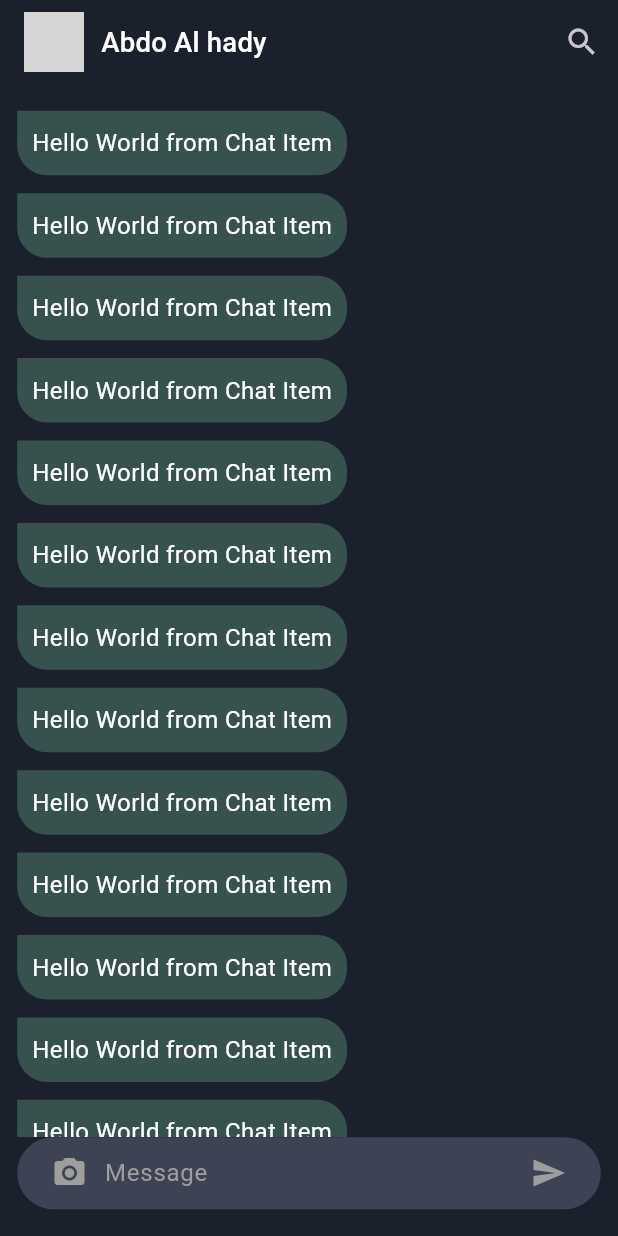
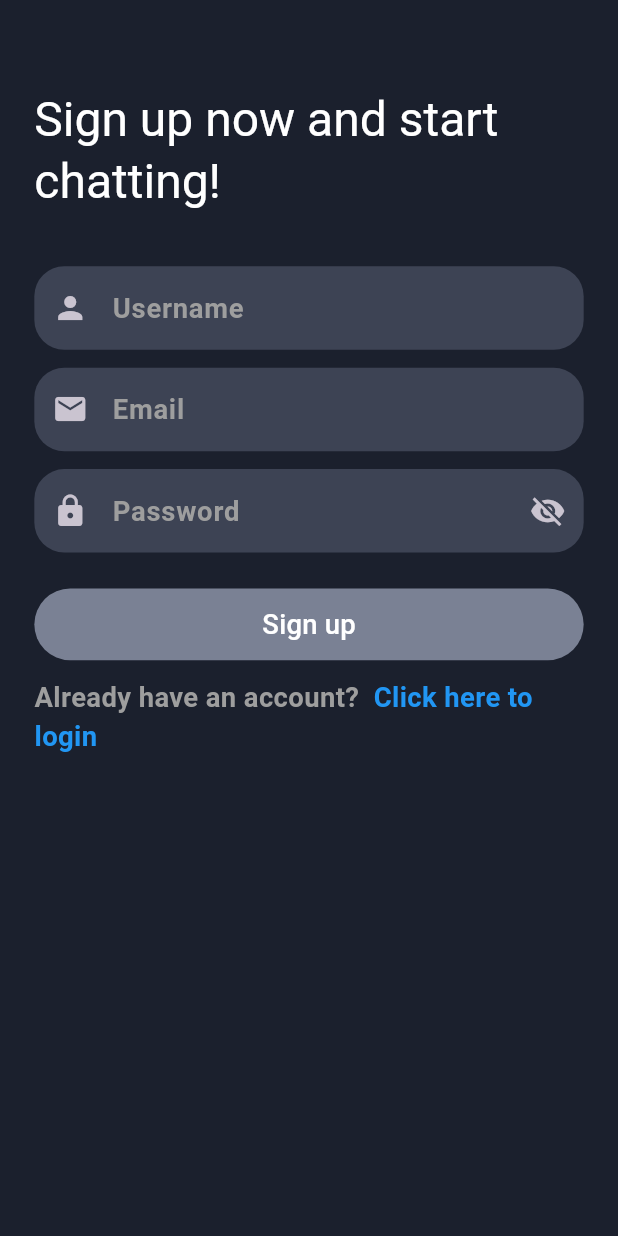
Before and after one commit to AbdoAlHady/chitchat, a Flutter app: the screen it shows after launch, on a phone screen of 412 x 824 dp. Run offline on Flutter 3.47's test engine with Material 3 defaults, Android fonts, the phone set to English and light mode, and no system bars; our stand-ins replace dio, flutter_screenutil, flutter_secure_storage, form_builder_validators, google_fonts, pretty_dio_logger and 2 more; generated files the repository leaves out were written again; grey boxes are pictures that could not be loaded.

Commit message:
finish register ui

```diff
--- a/lib/app.dart
+++ b/lib/app.dart
@@ -20,7 +20,7 @@ class ChitChatApp extends StatelessWidget {
           theme: AppTheme.darkTheme,
           onGenerateRoute: AppRouter().onGenerateRoute,
           navigatorKey: AppRouter.navigatorKey,
-          initialRoute: Routes.chatScreen,
+          initialRoute: Routes.registerScreen,
         );
       },
     );
--- a/lib/core/routing/app_router.dart
+++ b/lib/core/routing/app_router.dart
@@ -1,4 +1,5 @@
 import 'package:chitchat/core/routing/routes.dart';
+import 'package:chitchat/features/auth/presentation/screens/register_screen.dart';
 import 'package:chitchat/features/chat/presentation/chat_screen.dart';
 import 'package:chitchat/features/messages/presentations/messages_screen.dart';
 import 'package:flutter/material.dart';
@@ -12,6 +13,8 @@ class AppRouter {
         return MaterialPageRoute(builder: (_) => MessagesScreen());
       case Routes.chatScreen:
         return MaterialPageRoute(builder: (_) => ChatScreen());
+      case Routes.registerScreen:
+        return MaterialPageRoute(builder: (_) => RegisterScreen());
       default:
         return null;
     }
--- a/lib/core/routing/routes.dart
+++ b/lib/core/routing/routes.dart
@@ -1,4 +1,5 @@
 abstract class Routes {
   static const String messagesScreen = '/messagesScreen';
   static const String chatScreen = '/chatScreen';
+  static const String registerScreen = '/registerScreen';
 }
--- a/lib/core/theme/app_text_styles.dart
+++ b/lib/core/theme/app_text_styles.dart
@@ -0,0 +1,29 @@
+import 'package:flutter/material.dart';
+import 'package:flutter_screenutil/flutter_screenutil.dart';
+import 'package:google_fonts/google_fonts.dart';
+
+abstract class AppTextStyles {
+  static TextStyle font11W600 =
+      TextStyle(fontSize: 11.sp, fontWeight: FontWeight.w600);
+
+  static TextStyle font13W600 =
+      TextStyle(fontSize: 13.sp, fontWeight: FontWeight.w600);
+
+  static TextStyle font13W700 =
+      TextStyle(fontSize: 13.sp, fontWeight: FontWeight.w700);
+
+  static TextStyle font16W600 =
+      GoogleFonts.alegreyaSans(fontSize: 16.sp, fontWeight: FontWeight.w600);
+
+  static TextStyle font16WhiteW700 = TextStyle(
+      fontSize: 16.sp, color: Colors.white, fontWeight: FontWeight.w700);
+
+  static TextStyle font16W700 =
+      TextStyle(fontSize: 16.sp, fontWeight: FontWeight.w700);
+
+  static TextStyle font19W700 =
+      TextStyle(fontSize: 19.sp, fontWeight: FontWeight.w700);
+
+  static TextStyle font23W700 = TextStyle(
+      fontSize: 23.sp, color: Colors.black, fontWeight: FontWeight.w700);
+}
--- /dev/null
+++ b/lib/core/utils/app_images.dart
@@ -0,0 +1,3 @@
+abstract class AppImages {
+  static const String signup = 'assets/images/sign_up.svg';
+}
--- /dev/null
+++ b/lib/core/widgets/app_text_button.dart
@@ -0,0 +1,43 @@
+import 'package:chitchat/core/theme/app_colors.dart';
+import 'package:flutter/material.dart';
+import 'package:flutter_screenutil/flutter_screenutil.dart';
+
+class AppTextButton extends StatelessWidget {
+  const AppTextButton(
+      {super.key,
+      required this.onPressed,
+      required this.text,
+      this.backgroundColor,
+      this.textStyle,
+      this.padding,
+      this.radius,
+      this.width,
+      this.height});
+  final VoidCallback onPressed;
+  final String text;
+  final Color? backgroundColor;
+  final TextStyle? textStyle;
+  final EdgeInsetsGeometry? padding;
+  final double? radius;
+  final double? width;
+  final double? height;
+
+  @override
+  Widget build(BuildContext context) {
+    return TextButton(
+      onPressed: onPressed,
+      style: TextButton.styleFrom(
+        minimumSize: Size(width ?? 1.sw, height ?? 40.h),
+        backgroundColor: backgroundColor ?? AppColors.buttonColor,
+        padding: padding ?? EdgeInsets.symmetric(horizontal: 12.h),
+        shape: RoundedRectangleBorder(
+          borderRadius: BorderRadius.circular(radius ?? 25),
+        ),
+      ),
+      child: Text(
+        text,
+        style: textStyle ?? Theme.of(context).textTheme.titleMedium,
+      ),
+    );
+  }
+}
--- /dev/null
+++ b/lib/core/widgets/app_text_form_field.dart
@@ -0,0 +1,80 @@
+import 'package:chitchat/core/theme/app_colors.dart';
+import 'package:flutter/material.dart';
+import 'package:flutter_screenutil/flutter_screenutil.dart';
+
+class AppTextFormField extends StatelessWidget {
+  const AppTextFormField(
+      {super.key,
+      this.contentPadding,
+      this.focusedBorder,
+      this.enabledBorder,
+      this.inputTextStyle,
+      this.prefixIcon,
+      required this.hintText,
+      this.hintStyle,
+      this.isObscureText,
+      this.suffixIcon,
+      this.backgroundColor,
+      this.controller,
+      required this.validator,
+      this.keyboardType,
+      this.onSaved});
+  final EdgeInsetsGeometry? contentPadding;
+  final InputBorder? focusedBorder;
+  final InputBorder? enabledBorder;
+  final TextStyle? inputTextStyle;
+  final String hintText;
+  final TextStyle? hintStyle;
+  final bool? isObscureText;
+  final Widget? suffixIcon;
+  final Widget? prefixIcon;
+  final Color? backgroundColor;
+  final TextEditingController? controller;
+  final Function(String?) validator;
+  final TextInputType? keyboardType;
+  final void Function(String?)? onSaved;
+  @override
+  Widget build(BuildContext context) {
+    return SizedBox(
+      child: TextFormField(
+        onSaved: onSaved,
+        onTapOutside: (event) {
+          FocusManager.instance.primaryFocus?.unfocus();
+        },
+        controller: controller,
+        validator: (value) => validator(value),
+        keyboardType: keyboardType ?? TextInputType.text,
+        obscureText: isObscureText ?? false,
+        style: inputTextStyle ??
+            TextStyle(
+              fontSize: 16.sp,
+              fontWeight: FontWeight.w600,
+            ),
+        decoration: InputDecoration(
+          hintText: hintText,
+          suffixIcon: suffixIcon,
+          prefixIcon: prefixIcon,
+          fillColor: backgroundColor ?? AppColors.sentMessageInput,
+          filled: true,
+          hintStyle: TextStyle(color: Colors.grey),
+          contentPadding: contentPadding ??
+              EdgeInsets.symmetric(horizontal: 16.w, vertical: 12.h),
+          border: _buildBorder(),
+          enabledBorder: enabledBorder ?? _buildBorder(),
+          focusedBorder: focusedBorder ?? _buildBorder(),
+          errorBorder: OutlineInputBorder(
+            borderRadius: BorderRadius.circular(20),
+            borderSide: BorderSide(color: Colors.red, width: 1.5.w),
+          ),
+        ),
+      ),
+    );
+  }
+
+  OutlineInputBorder _buildBorder() {
+    return OutlineInputBorder(
+      borderRadius: BorderRadius.circular(20),
+      borderSide: BorderSide(color: Colors.transparent, width: 1.5.w),
+    );
+  }
+}
--- /dev/null
+++ b/lib/core/widgets/password_text_form.dart
@@ -0,0 +1,41 @@
+import 'package:chitchat/core/widgets/app_text_form_field.dart';
+import 'package:flutter/material.dart';
+import 'package:form_builder_validators/form_builder_validators.dart';
+
+class PasswordTextFrom extends StatefulWidget {
+  const PasswordTextFrom({
+    super.key,
+    required this.passwordController,
+  });
+  final TextEditingController passwordController;
+
+  @override
+  State<PasswordTextFrom> createState() => _PasswordTextFromState();
+}
+
+class _PasswordTextFromState extends State<PasswordTextFrom> {
+  bool isPassword = true;
+  @override
+  Widget build(BuildContext context) {
+    return AppTextFormField(
+      controller: widget.passwordController,
+      hintText: "Password",
+      validator: FormBuilderValidators.compose([
+        FormBuilderValidators.required(errorText: 'This field is required'),
+        FormBuilderValidators.password(
+            minNumberCount: 8,
+            errorText:
+                'Password must contain at least 1 uppercase,\n1 lowercase, 8 number and 1 special character'),
+      ]),
+      isObscureText: isPassword,
+      prefixIcon: Icon(Icons.lock),
+      suffixIcon: IconButton(
+          onPressed: () {
+            setState(() {
+              isPassword = !isPassword;
+            });
+          },
+          icon: Icon(isPassword ? Icons.visibility_off : Icons.visibility)),
+    );
+  }
+}
--- /dev/null
+++ b/lib/features/auth/presentation/screens/register_screen.dart
@@ -0,0 +1,13 @@
+import 'package:chitchat/features/auth/presentation/widgets/register/register_screen_body.dart';
+import 'package:flutter/material.dart';
+
+class RegisterScreen extends StatelessWidget {
+  const RegisterScreen({super.key});
+
+  @override
+  Widget build(BuildContext context) {
+    return const Scaffold(
+      body: SafeArea(child: RegisterScreenBody()),
+    );
+  }
+}
--- /dev/null
+++ b/lib/features/auth/presentation/widgets/have_or_dont_have_account.dart
@@ -0,0 +1,28 @@
+import 'package:chitchat/core/theme/app_text_styles.dart';
+import 'package:flutter/gestures.dart';
+import 'package:flutter/material.dart';
+
+class HaveOrDontHaveAccount extends StatelessWidget {
+  const HaveOrDontHaveAccount(
+      {super.key,
+      required this.text1,
+      required this.text2,
+      required this.onTap});
+  final String text1;
+  final String text2;
+  final VoidCallback onTap;
+  @override
+  Widget build(BuildContext context) {
+    return Text.rich(TextSpan(children: [
+      TextSpan(
+        text: text1,
+        style: AppTextStyles.font16W600.copyWith(color: Colors.grey),
+      ),
+      TextSpan(
+        text: text2,
+        style: AppTextStyles.font16W600.copyWith(color: Colors.blue),
+        recognizer: TapGestureRecognizer()..onTap = onTap,
+      ),
+    ]));
+  }
+}
--- /dev/null
+++ b/lib/features/auth/presentation/widgets/register/register_screen_body.dart
@@ -0,0 +1,90 @@
+import 'package:chitchat/core/widgets/app_text_button.dart';
+import 'package:chitchat/core/widgets/app_text_form_field.dart';
+import 'package:chitchat/core/widgets/password_text_form.dart';
+import 'package:chitchat/features/auth/presentation/widgets/have_or_dont_have_account.dart';
+import 'package:flutter/material.dart';
+import 'package:flutter_screenutil/flutter_screenutil.dart';
+import 'package:form_builder_validators/form_builder_validators.dart';
+
+class RegisterScreenBody extends StatefulWidget {
+  const RegisterScreenBody({super.key});
+
+  @override
+  State<RegisterScreenBody> createState() => _RegisterScreenBodyState();
+}
+
+class _RegisterScreenBodyState extends State<RegisterScreenBody> {
+  final TextEditingController _usernameController = TextEditingController();
+  final TextEditingController _emailController = TextEditingController();
+  final TextEditingController _passwordController = TextEditingController();
+  final _formKey = GlobalKey<FormState>();
+  @override
+  void dispose() {
+    _usernameController.dispose();
+    _emailController.dispose();
+    _passwordController.dispose();
+    super.dispose();
+  }
+
+  @override
+  Widget build(BuildContext context) {
+    return Padding(
+      padding: EdgeInsets.symmetric(horizontal: 20.w),
+      child: Form(
+        key: _formKey,
+        child: Column(
+          crossAxisAlignment: CrossAxisAlignment.start,
+          children: [
+            SizedBox(height: 50.h),
+            Text(
+              'Sign up now and start chatting!',
+              style: Theme.of(context).textTheme.titleLarge,
+            ),
+            SizedBox(height: 30.h),
+            AppTextFormField(
+              controller: _usernameController,
+              hintText: "Username",
+              validator: FormBuilderValidators.compose([
+                FormBuilderValidators.required(
+                    errorText: 'This field is required'),
+                FormBuilderValidators.minLength(6,
+                    errorText: 'Username must be at least 6 characters long'),
+              ]),
+              prefixIcon: Icon(Icons.person),
+            ),
+            SizedBox(height: 10.h),
+            AppTextFormField(
+              controller: _emailController,
+              hintText: "Email",
+              validator: FormBuilderValidators.compose([
+                FormBuilderValidators.required(
+                    errorText: 'This field is required'),
+                FormBuilderValidators.email(
+                    errorText: 'Please enter a valid email address'),
+              ]),
+              prefixIcon: Icon(Icons.email),
+            ),
+            SizedBox(height: 10.h),
+            PasswordTextFrom(
+              passwordController: _passwordController,
+            ),
+            SizedBox(height: 20.h),
+            AppTextButton(
+              text: 'Sign up',
+              onPressed: () {
+                if (_formKey.currentState!.validate()) {}
+              },
+            ),
+            SizedBox(height: 10.h),
+            Center(
+              child: HaveOrDontHaveAccount(
+                  text1: 'Already have an account? ',
+                  text2: " Click here to login",
+                  onTap: () {}),
+            )
+          ],
+        ),
+      ),
+    );
+  }
+}
--- a/lib/features/messages/presentations/widgets/messages_screen_body.dart
+++ b/lib/features/messages/presentations/widgets/messages_screen_body.dart
@@ -1,6 +1,4 @@
-import 'package:chitchat/features/messages/presentations/widgets/message_tile.dart';
 import 'package:chitchat/features/messages/presentations/widgets/messages_list_view_item.dart';
-import 'package:chitchat/features/messages/presentations/widgets/recent_contacts_item.dart';
 import 'package:chitchat/features/messages/presentations/widgets/recent_contacts_list_view_iem.dart';
 import 'package:flutter/material.dart';
 import 'package:flutter_screenutil/flutter_screenutil.dart';
--- a/pubspec.yaml
+++ b/pubspec.yaml
@@ -21,6 +21,8 @@ dependencies:
   shared_preferences: ^2.5.2
   pretty_dio_logger: ^1.4.0
   flutter_secure_storage: ^9.2.4
+  flutter_svg: ^2.0.17
+  form_builder_validators: ^11.1.1
 
 
 dev_dependencies:
@@ -50,8 +52,8 @@ flutter:
   uses-material-design: true
 
   # To add assets to your application, add an assets section, like this:
-  # assets:
-  #   - images/a_dot_burr.jpeg
+  assets:
+    - assets/images/
   #   - images/a_dot_ham.jpeg
 
   # An image asset can refer to one or more resolution-specific "variants", see
```
Also changed, not shown: assets/images/sign_up.svg (added), pubspec.lock.
